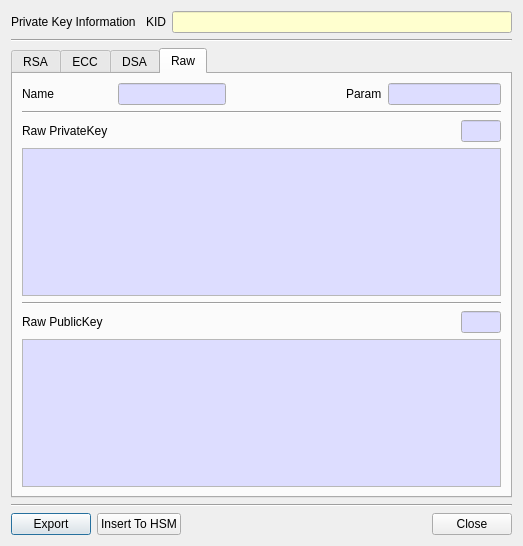
Above: CertMan/pri_key_info_dlg.ui from jykim74/CertMan before the change. Below: the same form after it.
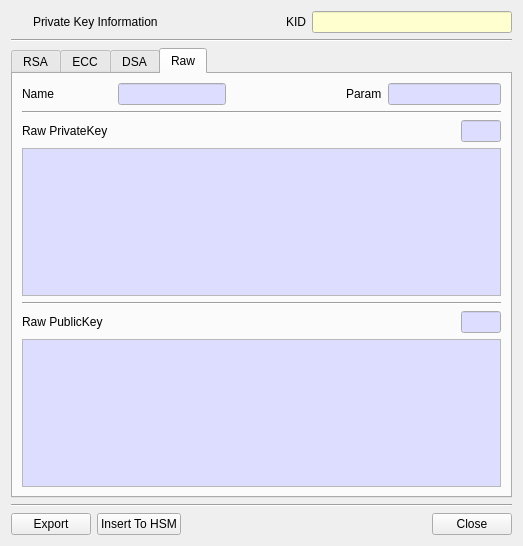
That is the form after the change. Icons and pictures are not drawn.

```diff
--- a/CertMan/pri_key_info_dlg.ui
+++ b/CertMan/pri_key_info_dlg.ui
@@ -19,18 +19,18 @@
      <property name="topMargin">
       <number>0</number>
      </property>
-     <item row="0" column="2">
-      <widget class="QLabel" name="label_23">
+     <item row="0" column="1">
+      <widget class="QLabel" name="mTitleLabel">
        <property name="text">
-        <string>KID</string>
+        <string>Private Key Information</string>
        </property>
       </widget>
      </item>
-     <item row="0" column="3">
+     <item row="0" column="4">
       <widget class="QLineEdit" name="mKIDText">
        <property name="minimumSize">
         <size>
-         <width>340</width>
+         <width>200</width>
          <height>0</height>
         </size>
        </property>
@@ -69,14 +69,7 @@
        </property>
       </widget>
      </item>
-     <item row="0" column="0">
-      <widget class="QLabel" name="mTitleLabel">
-       <property name="text">
-        <string>Private Key Information</string>
-       </property>
-      </widget>
-     </item>
-     <item row="0" column="1">
+     <item row="0" column="2">
       <spacer name="horizontalSpacer_14">
        <property name="orientation">
         <enum>Qt::Horizontal</enum>
@@ -89,6 +82,39 @@
        </property>
       </spacer>
      </item>
+     <item row="0" column="3">
+      <widget class="QLabel" name="label_23">
+       <property name="text">
+        <string>KID</string>
+       </property>
+      </widget>
+     </item>
+     <item row="0" column="0">
+      <widget class="QPushButton" name="pushButton">
+       <property name="minimumSize">
+        <size>
+         <width>16</width>
+         <height>0</height>
+        </size>
+       </property>
+       <property name="maximumSize">
+        <size>
+         <width>16</width>
+         <height>16777215</height>
+        </size>
+       </property>
+       <property name="text">
+        <string/>
+       </property>
+       <property name="icon">
+        <iconset resource="certman.qrc">
+         <normaloff>:/images/key_reg.png</normaloff>:/images/key_reg.png</iconset>
+       </property>
+       <property name="flat">
+        <bool>true</bool>
+       </property>
+      </widget>
+     </item>
     </layout>
    </item>
    <item>
```
Left out of the diff: 4 changed lines with no effect on the pictures.
